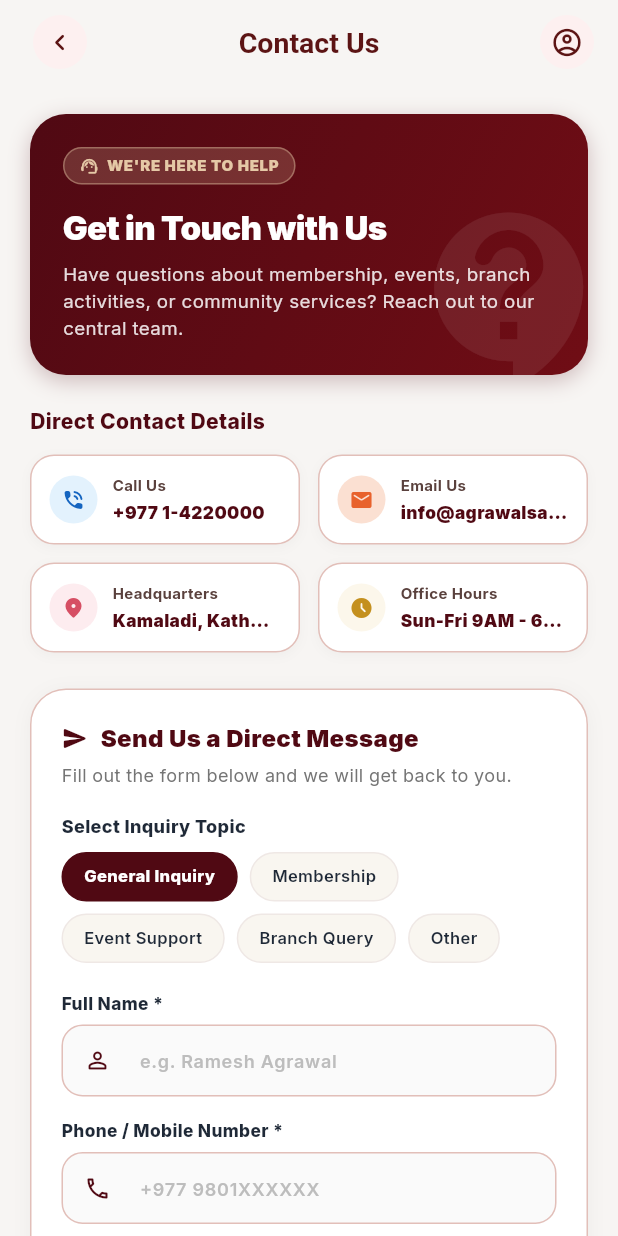
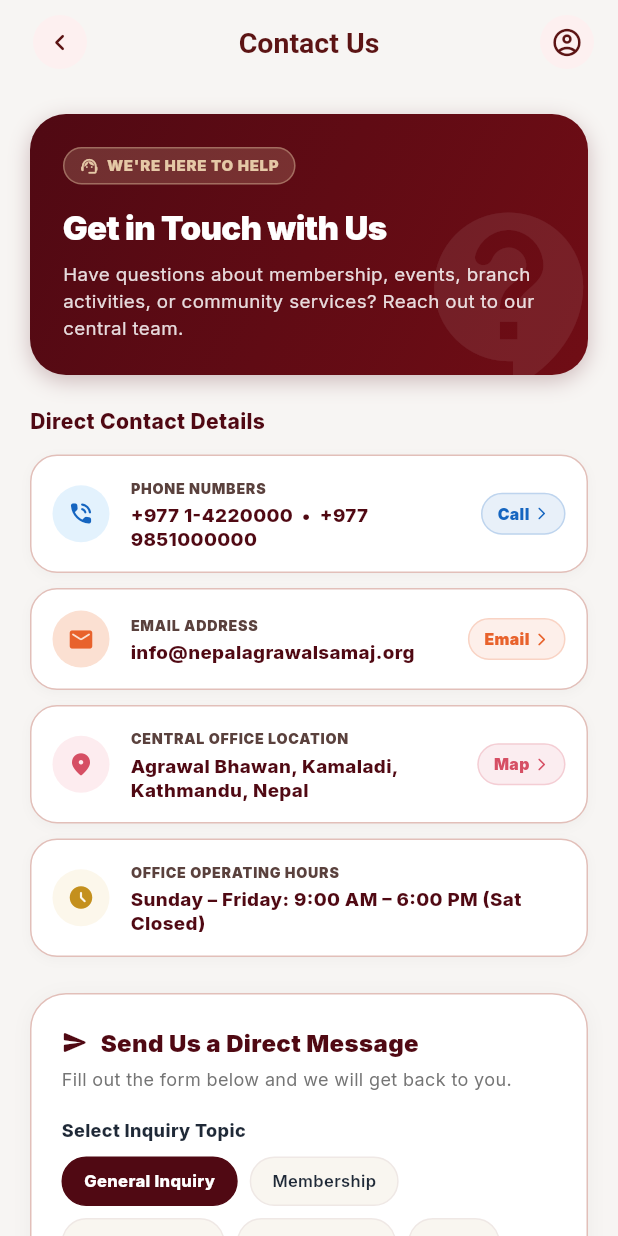
Before and after one commit to rajanthakullavlogs-ux/agrawal-samaj, a Flutter app: the ContactScreen screen opened by its route, on a phone screen of 412 x 824 dp. Run offline on Flutter 3.47's test engine with Material 3 defaults, Android fonts, the phone set to English and light mode, and no system bars; our stand-ins replace cached_network_image, fl_chart, flutter_dotenv, flutter_riverpod, go_router, google_fonts and 2 more; accounts and stored records are empty; network calls fail.

Commit message:
feat: display full un-truncated phone numbers, email, location, and office hours on Contact Us page

```diff
--- a/lib/features/contact/presentation/contact_screen.dart
+++ b/lib/features/contact/presentation/contact_screen.dart
@@ -241,7 +241,7 @@
               ),
             ),
 
-            // Quick Action Info Grid
+            // Direct Contact Details (Full Un-truncated Information)
             Padding(
               padding: const EdgeInsets.symmetric(horizontal: 20),
               child: Column(
@@ -252,54 +252,51 @@
                     style: TextStyle(fontSize: 14, fontWeight: FontWeight.w800, color: Color(0xFF500913)),
                   ),
                   const SizedBox(height: 12),
-                  Row(
-                    children: [
-                      Expanded(
-                        child: _quickActionCard(
+
+                  // Phone Card
+                  _fullWidthContactCard(
                     icon: Icons.phone_in_talk_rounded,
-                          title: 'Call Us',
-                          subtitle: '+977 1-4220000',
+                    title: 'Phone Numbers',
+                    value: '+977 1-4220000  •  +977 9851000000',
+                    actionLabel: 'Call',
                     color: const Color(0xFF1565C0),
                     bgColor: const Color(0xFFE3F2FD),
                     onTap: () => _makePhoneCall('+97714220000'),
                   ),
-                      ),
-                      const SizedBox(width: 12),
-                      Expanded(
-                        child: _quickActionCard(
+                  const SizedBox(height: 10),
+
+                  // Email Card
+                  _fullWidthContactCard(
                     icon: Icons.mail_rounded,
-                          title: 'Email Us',
-                          subtitle: 'info@agrawalsamaj.org',
+                    title: 'Email Address',
+                    value: 'info@nepalagrawalsamaj.org',
+                    actionLabel: 'Email',
                     color: const Color(0xFFE8622C),
                     bgColor: const Color(0xFFFBE0D2),
                     onTap: () => _sendEmail('info@nepalagrawalsamaj.org'),
                   ),
-                      ),
-                    ],
-                  ),
-                  const SizedBox(height: 12),
-                  Row(
-                    children: [
-                      Expanded(
-                        child: _quickActionCard(
+                  const SizedBox(height: 10),
+
+                  // Location Card
+                  _fullWidthContactCard(
                     icon: Icons.location_on_rounded,
-                          title: 'Headquarters',
-                          subtitle: 'Kamaladi, Kathmandu',
+                    title: 'Central Office Location',
+                    value: 'Agrawal Bhawan, Kamaladi, Kathmandu, Nepal',
+                    actionLabel: 'Map',
                     color: const Color(0xFFD64F64),
                     bgColor: const Color(0xFFFDECEF),
+                    onTap: () => _makePhoneCall('+97714220000'),
                   ),
-                      ),
-                      const SizedBox(width: 12),
-                      Expanded(
-                        child: _quickActionCard(
+                  const SizedBox(height: 10),
+
+                  // Office Hours Card
+                  _fullWidthContactCard(
                     icon: Icons.access_time_filled_rounded,
-                          title: 'Office Hours',
-                          subtitle: 'Sun-Fri 9AM - 6PM',
+                    title: 'Office Operating Hours',
+                    value: 'Sunday – Friday: 9:00 AM – 6:00 PM (Sat Closed)',
+                    actionLabel: 'Open',
                     color: const Color(0xFFC4901E),
                     bgColor: const Color(0xFFFCF7EB),
-                        ),
-                      ),
-                    ],
                   ),
                 ],
               ),
@@ -471,10 +468,11 @@
     );
   }
 
-  Widget _quickActionCard({
+  Widget _fullWidthContactCard({
     required IconData icon,
     required String title,
-    required String subtitle,
+    required String value,
+    required String actionLabel,
     required Color color,
     required Color bgColor,
     VoidCallback? onTap,
@@ -483,12 +481,12 @@
       color: Colors.transparent,
       child: InkWell(
         onTap: onTap,
-        borderRadius: BorderRadius.circular(16),
+        borderRadius: BorderRadius.circular(18),
         child: Container(
-          padding: const EdgeInsets.all(12),
+          padding: const EdgeInsets.all(14),
           decoration: BoxDecoration(
             color: Colors.white,
-            borderRadius: BorderRadius.circular(16),
+            borderRadius: BorderRadius.circular(18),
             border: Border.all(color: AppColors.border),
             boxShadow: [
               BoxShadow(
@@ -501,29 +499,58 @@
           child: Row(
             children: [
               Container(
-                padding: const EdgeInsets.all(8),
+                padding: const EdgeInsets.all(10),
                 decoration: BoxDecoration(color: bgColor, shape: BoxShape.circle),
-                child: Icon(icon, color: color, size: 16),
+                child: Icon(icon, color: color, size: 18),
               ),
-              const SizedBox(width: 10),
+              const SizedBox(width: 14),
               Expanded(
                 child: Column(
                   crossAxisAlignment: CrossAxisAlignment.start,
                   children: [
                     Text(
-                      title,
-                      style: const TextStyle(fontSize: 10, fontWeight: FontWeight.w700, color: AppColors.textSecondary),
+                      title.toUpperCase(),
+                      style: const TextStyle(
+                        fontSize: 9.5,
+                        fontWeight: FontWeight.w900,
+                        color: AppColors.textSecondary,
+                        letterSpacing: 0.5,
                       ),
-                    const SizedBox(height: 2),
+                    ),
+                    const SizedBox(height: 3),
                     Text(
-                      subtitle,
-                      style: const TextStyle(fontSize: 11.5, fontWeight: FontWeight.w900, color: Color(0xFF500913)),
-                      maxLines: 1,
-                      overflow: TextOverflow.ellipsis,
+                      value,
+                      style: const TextStyle(
+                        fontSize: 12.5,
+                        fontWeight: FontWeight.w800,
+                        color: Color(0xFF500913),
+                        height: 1.3,
+                      ),
                     ),
                   ],
                 ),
               ),
+              if (onTap != null) ...[
+                const SizedBox(width: 8),
+                Container(
+                  padding: const EdgeInsets.symmetric(horizontal: 10, vertical: 5),
+                  decoration: BoxDecoration(
+                    color: color.withValues(alpha: 0.1),
+                    borderRadius: BorderRadius.circular(100),
+                    border: Border.all(color: color.withValues(alpha: 0.2)),
+                  ),
+                  child: Row(
+                    children: [
+                      Text(
+                        actionLabel,
+                        style: TextStyle(fontSize: 10.5, fontWeight: FontWeight.w900, color: color),
+                      ),
+                      const SizedBox(width: 3),
+                      Icon(Icons.arrow_forward_ios_rounded, size: 10, color: color),
+                    ],
+                  ),
+                ),
+              ],
             ],
           ),
         ),
```
Lines whose indentation alone changed are shown as unchanged.
